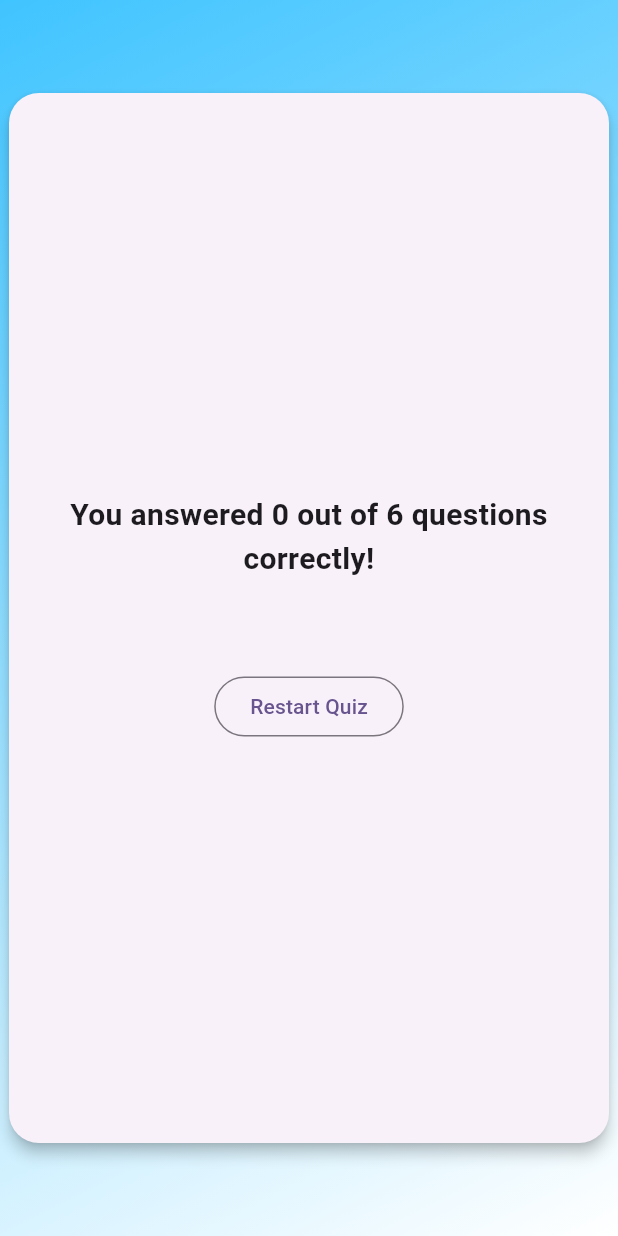
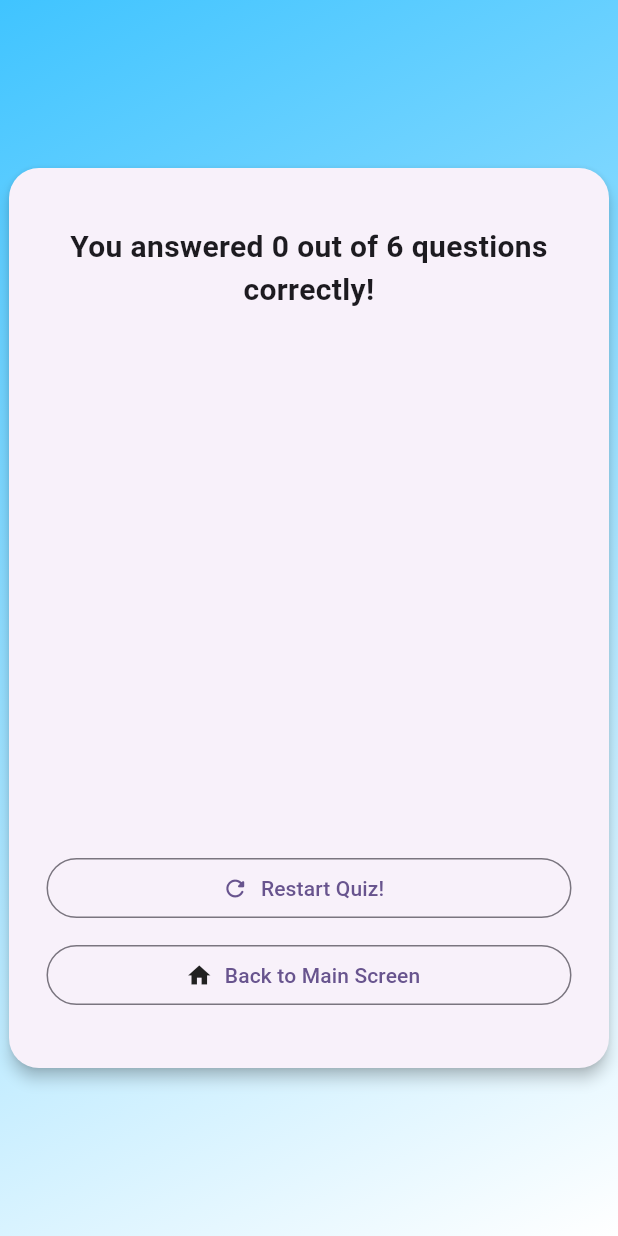
Before and after one commit to FadrialR/quiz_app_flutter, a Flutter app: the ResultsScreen screen opened directly with empty values, on a phone screen of 412 x 824 dp. Run offline on Flutter 3.47's test engine with Material 3 defaults, Android fonts, the phone set to English and light mode, and no system bars.

```diff
--- a/lib/pages/results_screen.dart
+++ b/lib/pages/results_screen.dart
@@ -1,13 +1,18 @@
 import 'package:flutter/material.dart';
 import 'package:quiz_app/data/questions.dart';
+import 'package:quiz_app/pages/intro_page.dart';
 import 'package:quiz_app/pages/questions_summary.dart';
 
 class ResultsScreen extends StatelessWidget {
   const ResultsScreen({
     super.key,
     required this.chosenAnswers,
+    required this.onRestart,
+    required this.onBackToMain,
   });
 
+  final void Function() onRestart;
+  final void Function() onBackToMain;
   final List<String> chosenAnswers;
 
   List<Map<String, Object>> getSummaryData() {
@@ -51,24 +56,40 @@ class ResultsScreen extends StatelessWidget {
             child: Container(
               padding: const EdgeInsets.all(16),
               width: 400,
-              height: 700,
+              height: 600,
               child: Column(
                 mainAxisAlignment: MainAxisAlignment.center,
                 children: [
                   Text(
                     'You answered $numCorrectQuestions out of $numTotalQuestions questions correctly!',
                     textAlign: TextAlign.center,
-                    style: TextStyle(
+                    style: const TextStyle(
                       fontSize: 20,
                       fontWeight: FontWeight.bold,
                     ),
                   ),
                   const SizedBox(height: 30),
                   QuestionsSummary(summaryData: summaryData),
-                  SizedBox(height: 30),
-                  OutlinedButton(
-                    onPressed: () {},
-                    child: Text('Restart Quiz'),
+                  const SizedBox(height: 30),
+                  SizedBox(
+                    width: 350,
+                    child: OutlinedButton.icon(
+                      icon: const Icon(Icons.refresh_rounded),
+                      onPressed: onRestart,
+                      label: const Text('Restart Quiz!'),
+                    ),
+                  ),
+                  const SizedBox(height: 10),
+                  SizedBox(
+                    width: 350,
+                    child: OutlinedButton.icon(
+                      icon: Icon(
+                        Icons.home,
+                        color: Colors.grey[900],
+                      ),
+                      onPressed: onBackToMain,
+                      label: const Text('Back to Main Screen'),
+                    ),
                   ),
                 ],
               ),
```
Also changed, not shown: lib/pages/question_identifier.dart (added, +33 -0 lines), lib/pages/questions_summary.dart (+10 -16 lines), lib/pages/quiz.dart (+15 -2 lines), lib/pages/summary_item.dart (added, +52 -0 lines).
